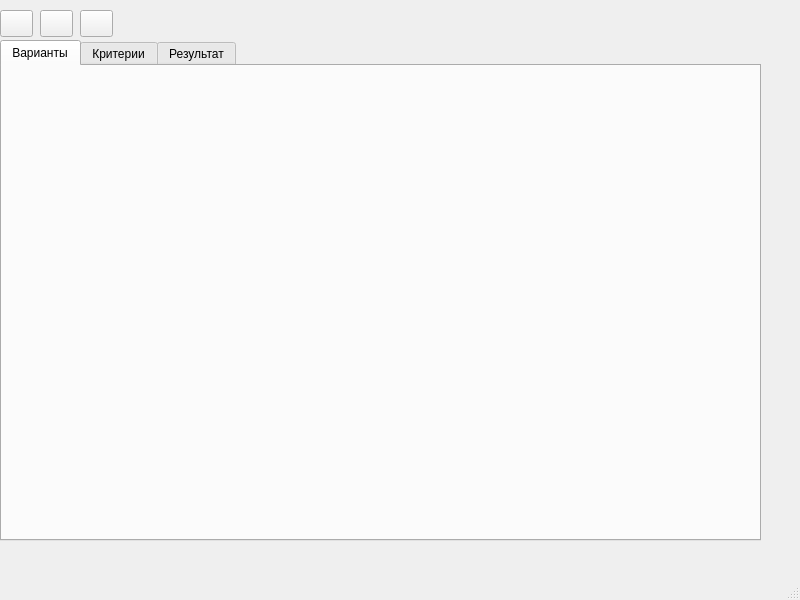
Before: the Qt Designer form mainwindow.ui in DefautName/MagWork, drawn with Qt 5.
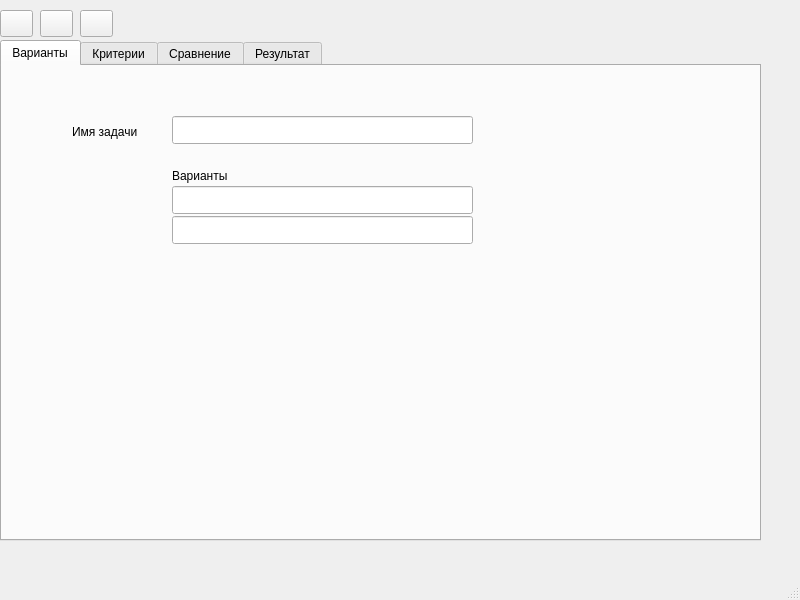
After: the same form once the commit is applied. The open tabs and pages were chosen to show the change. Icons and pictures are not drawn.

What changed in the file:
```diff
--- a/mainwindow.ui
+++ b/mainwindow.ui
@@ -78,11 +78,83 @@
      <attribute name="title">
       <string>Варианты</string>
      </attribute>
+     <widget class="QLineEdit" name="taskName">
+      <property name="geometry">
+       <rect>
+        <x>170</x>
+        <y>50</y>
+        <width>301</width>
+        <height>28</height>
+       </rect>
+      </property>
+     </widget>
+     <widget class="QLineEdit" name="VarOne">
+      <property name="geometry">
+       <rect>
+        <x>170</x>
+        <y>120</y>
+        <width>301</width>
+        <height>28</height>
+       </rect>
+      </property>
+     </widget>
+     <widget class="QLineEdit" name="VarTwo">
+      <property name="geometry">
+       <rect>
+        <x>170</x>
+        <y>150</y>
+        <width>301</width>
+        <height>28</height>
+       </rect>
+      </property>
+     </widget>
+     <widget class="QLabel" name="label">
+      <property name="geometry">
+       <rect>
+        <x>70</x>
+        <y>50</y>
+        <width>91</width>
+        <height>31</height>
+       </rect>
+      </property>
+      <property name="text">
+       <string>Имя задачи</string>
+      </property>
+     </widget>
+     <widget class="QLabel" name="label_2">
+      <property name="geometry">
+       <rect>
+        <x>170</x>
+        <y>100</y>
+        <width>81</width>
+        <height>20</height>
+       </rect>
+      </property>
+      <property name="text">
+       <string>Варианты</string>
+      </property>
+     </widget>
     </widget>
     <widget class="QWidget" name="tab_2">
      <attribute name="title">
       <string>Критерии</string>
      </attribute>
+     <widget class="QWidget" name="gridLayoutWidget">
+      <property name="geometry">
+       <rect>
+        <x>30</x>
+        <y>20</y>
+        <width>701</width>
+        <height>421</height>
+       </rect>
+      </property>
+      <layout class="QGridLayout" name="gridLayout"/>
+     </widget>
+    </widget>
+    <widget class="QWidget" name="tab_4">
+     <attribute name="title">
+      <string>Сравнение</string>
+     </attribute>
     </widget>
     <widget class="QWidget" name="tab_3">
      <attribute name="title">
```
Left out of the diff: 25 changed lines with no effect on the pictures.
